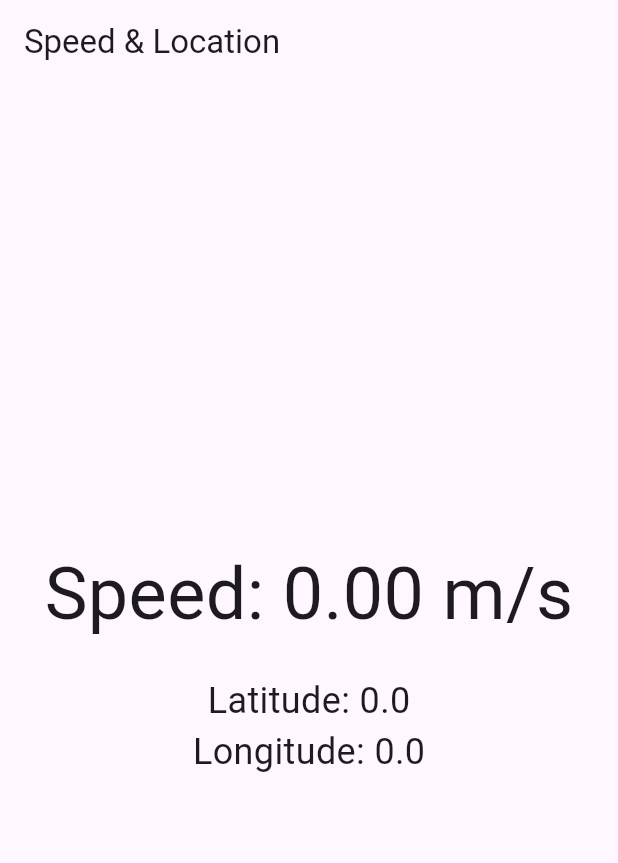
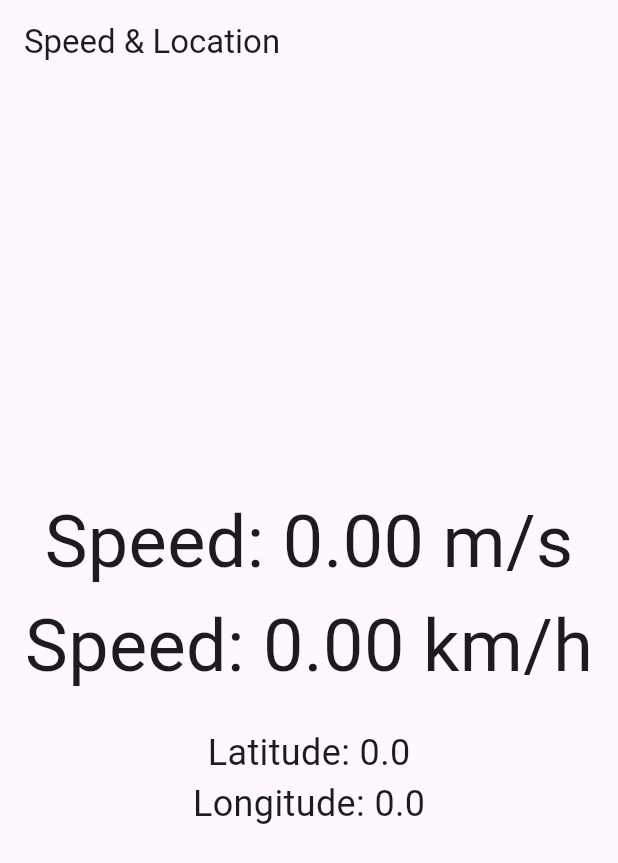
Before and after one commit to DF3LX/speedometer, a Flutter app: the screen it shows after launch, on a phone screen of 412 x 824 dp. Shown: the top 863 px of the screen. Run offline on Flutter 3.47's test engine with Material 3 defaults, Android fonts, the phone set to English and light mode, and no system bars; our stand-ins replace location.

Commit message:
working state

```diff
--- a/lib/main.dart
+++ b/lib/main.dart
@@ -63,6 +63,9 @@ class _SpeedLocationScreenState extends State<SpeedLocationScreen> {
 
   @override
   Widget build(BuildContext context) {
+    // Geschwindigkeit in km/h umrechnen
+    double _speedKmh = _speed * 3.6;
+
     return Scaffold(
       appBar: AppBar(
         title: Text('Speed & Location'),
@@ -73,6 +76,10 @@ class _SpeedLocationScreenState extends State<SpeedLocationScreen> {
           children: <Widget>[
             Text(
               'Speed: ${_speed.toStringAsFixed(2)} m/s',
+              style: TextStyle(fontSize: 48),
+            ),
+            Text(
+              'Speed: ${_speedKmh.toStringAsFixed(2)} km/h',
               style: TextStyle(fontSize: 48),
             ),
             SizedBox(height: 20),
```
